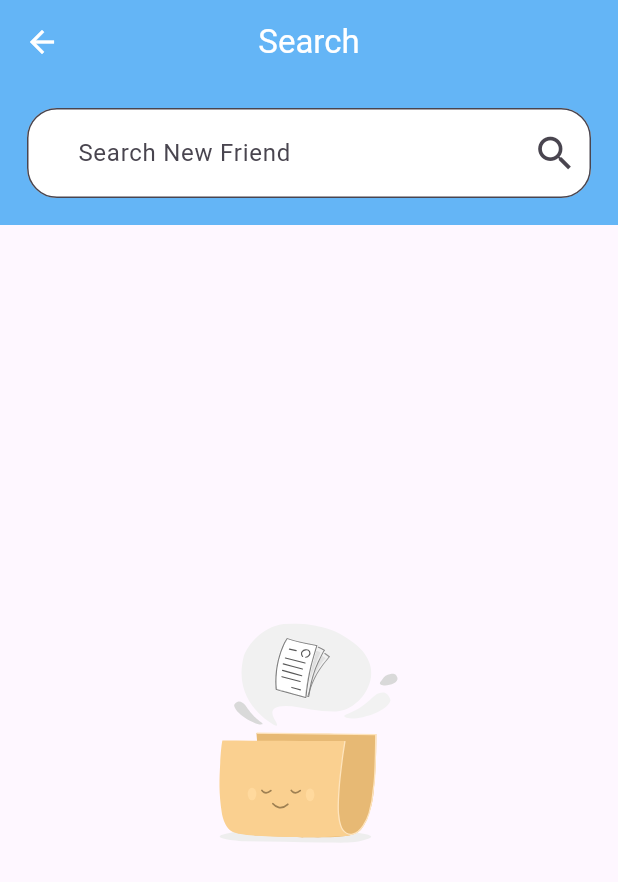
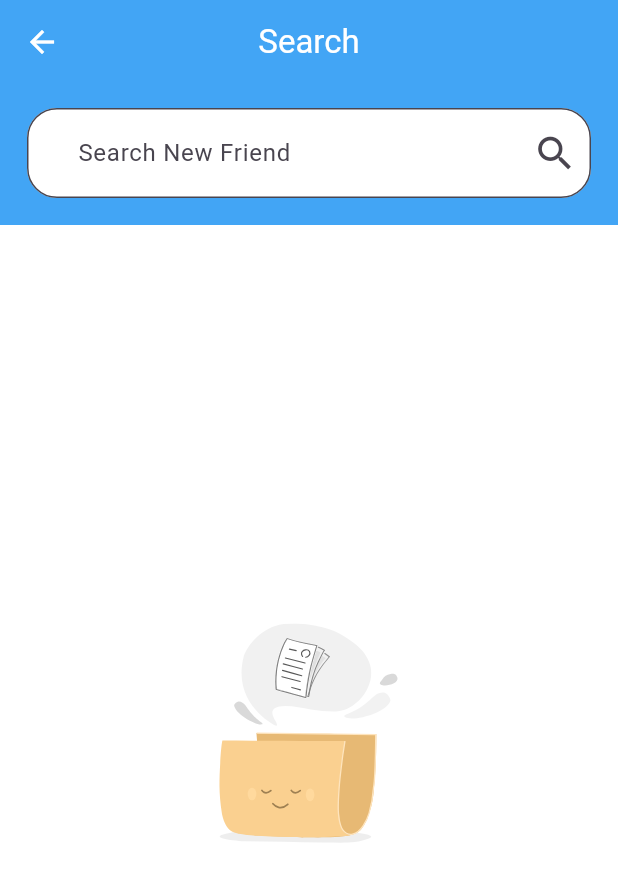
Before and after one commit to teddyirwn/chatApp_flutter, a Flutter app: the SearchView screen opened by its route, on a phone screen of 412 x 824 dp. Shown: the top 882 px of the screen. Run offline on Flutter 3.47's test engine with Material 3 defaults, Android fonts, the phone set to English and light mode, and no system bars; our stand-ins replace avatar_glow, cloud_firestore, emoji_picker_flutter, firebase_auth, firebase_core, firebase_storage and 7 more; missing offline and left inert: dart:ffi; accounts and stored records are empty; network calls fail; project files that could hold a hidden picture were left out.

Commit message:
update 1.1.1

```diff
--- a/lib/app/modules/search/views/search_view.dart
+++ b/lib/app/modules/search/views/search_view.dart
@@ -1,5 +1,4 @@
 import 'package:chatapp/app/controllers/auth_controller.dart';
-import 'package:chatapp/app/routes/app_pages.dart';
 import 'package:flutter/material.dart';
 
 import 'package:get/get.dart';
@@ -15,7 +14,7 @@ class SearchView extends GetView<search.SearchController> {
       appBar: PreferredSize(
         preferredSize: Size.fromHeight(150),
         child: AppBar(
-          backgroundColor: Colors.blue.shade300,
+          backgroundColor: Get.theme.appBarTheme.backgroundColor,
           leading: IconButton(
             onPressed: () {
               Navigator.pop(context);
--- /dev/null
+++ b/lib/app/utils/theme/theme.dart
@@ -0,0 +1,29 @@
+import 'package:flutter/material.dart';
+
+class TAppTheme {
+  static ThemeData lightTheme = ThemeData(
+    useMaterial3: true,
+    brightness: Brightness.light,
+    appBarTheme: AppBarTheme(
+      backgroundColor: Colors.blue.shade400,
+    ),
+    textTheme: TextTheme(),
+    primaryColor: Colors.blue,
+    scaffoldBackgroundColor: Colors.white,
+    elevatedButtonTheme: ElevatedButtonThemeData(
+        style: ElevatedButton.styleFrom(
+      backgroundColor: Colors.blue.shade400,
+    )),
+  );
+  static ThemeData darkTheme = ThemeData(
+    useMaterial3: true,
+    appBarTheme: AppBarTheme(
+      backgroundColor: Color(0xFF10212A),
+    ),
+    brightness: Brightness.dark,
+    primaryColor: Colors.blue,
+    scaffoldBackgroundColor: Color.fromRGBO(17, 27, 33, 1),
+    elevatedButtonTheme: ElevatedButtonThemeData(
+        style: ElevatedButton.styleFrom(backgroundColor: Colors.blue.shade800)),
+  );
+}
--- a/pubspec.yaml
+++ b/pubspec.yaml
@@ -3,7 +3,7 @@ version: 1.0.0+1
 publish_to: none
 description: A new Flutter project.
 environment:
-  sdk: '>=3.2.0 <4.0.0'
+  sdk: ">=3.2.0 <4.0.0"
 
 dependencies:
   cupertino_icons: ^1.0.2
@@ -32,7 +32,7 @@ dev_dependencies:
 
 flutter_launcher_icons:
   android: launcher_icon
-  image_path: assets/logo/icon.png
+  image_path: assets/logo/chattoapps.png
   ios: true
   icon_size: 100
   min_sdk_android: 21
```
Also changed, not shown: lib/app/controllers/auth_controller.dart (+11 -1 lines), lib/app/modules/change_profile/views/change_profile_view.dart (+7 -6 lines), lib/app/modules/chat_room/views/chat_room_view.dart (+54 -22 lines), lib/app/modules/home/views/home_view.dart (+11 -8 lines), lib/app/modules/profile/views/profile_view.dart (+11 -35 lines), lib/main.dart (+7 -0 lines), assets/logo/bg-dark.jpg (added), assets/logo/bg-ligh.png (added), assets/logo/chattoapps.png (added), 27 other files.
